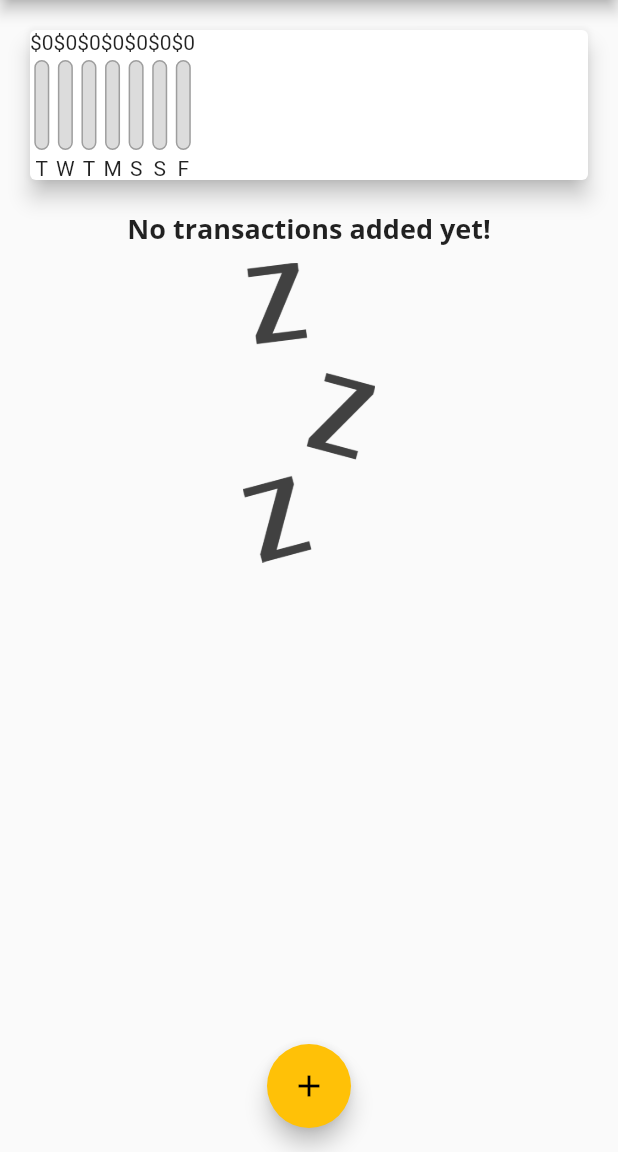
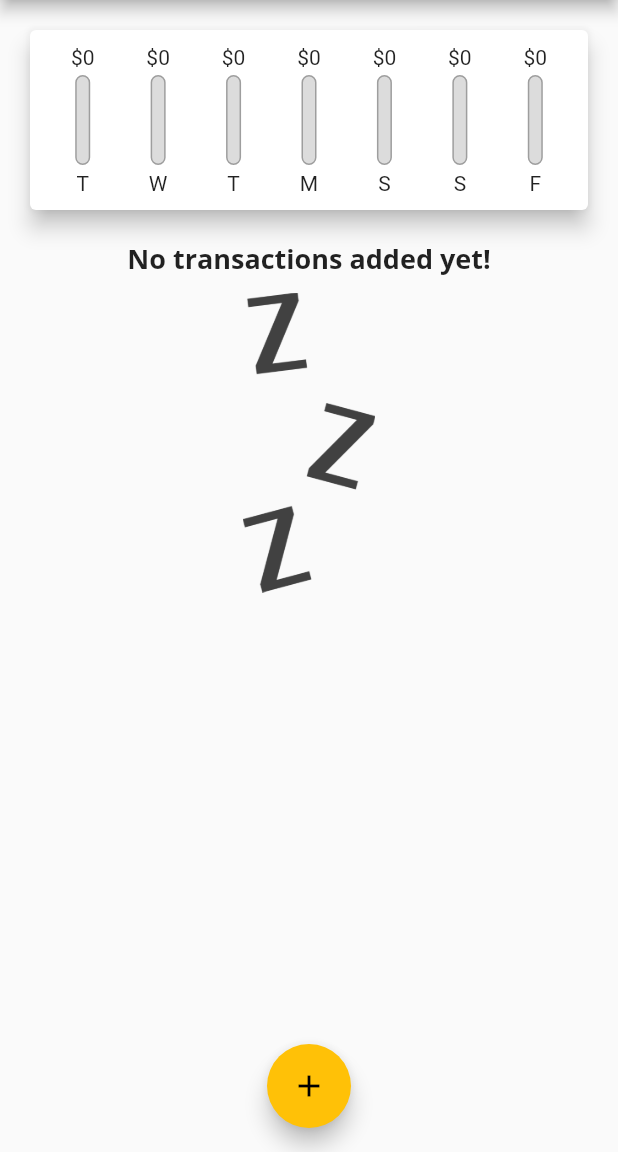
Before and after one commit to yaser-eftekhari/flutter-expense_planner, a Flutter app: the screen it shows after launch, on a phone screen of 412 x 824 dp, the part 84-1236 px from its top. Run offline on Flutter 3.47's test engine with Material 2 defaults, Android fonts, the phone set to English and light mode, and no system bars.

Commit message:
added styling to the chart and chart bar

```diff
--- a/lib/widgets/chart.dart
+++ b/lib/widgets/chart.dart
@@ -41,13 +41,20 @@ class Chart extends StatelessWidget {
     return Card(
       elevation: 6,
       margin: EdgeInsets.all(20),
-      child: Row(
-        children: groupedTransactionValues.map((e) {
-          return ChartBar(
-              label: (e['day'] as String),
-              spendingAmount: (e['amount'] as double),
-              spendingRatio: totalSpending == 0 ? 0 : (e['amount'] as double)/totalSpending);
-        }).toList(),
+      child: Padding(
+        padding: EdgeInsets.all(10),
+        child: Row(
+          mainAxisAlignment: MainAxisAlignment.spaceAround,
+          children: groupedTransactionValues.map((e) {
+            return Flexible(
+              fit: FlexFit.tight,
+              child: ChartBar(
+                  label: (e['day'] as String),
+                  spendingAmount: (e['amount'] as double),
+                  spendingRatio: totalSpending == 0 ? 0 : (e['amount'] as double)/totalSpending),
+            );
+          }).toList(),
+        ),
       ),
     );
   }
--- a/lib/widgets/chart_bar.dart
+++ b/lib/widgets/chart_bar.dart
@@ -14,7 +14,9 @@ class ChartBar extends StatelessWidget {
   Widget build(BuildContext context) {
     return Column(
       children: [
-        Text("\$${spendingAmount.toStringAsFixed(0)}"),
+        FittedBox(
+          child: Text("\$${spendingAmount.toStringAsFixed(0)}"),
+        ),
         SizedBox(
           height: 4,
         ),
```
